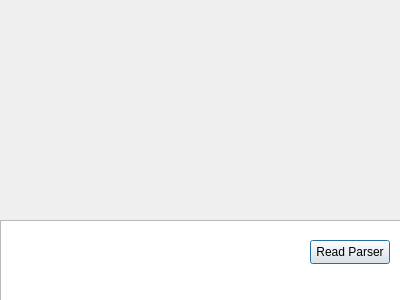
First picture: the form in 2DGraphicsModeler/modelerapp.ui, repository hoonman/qties, before the edit.
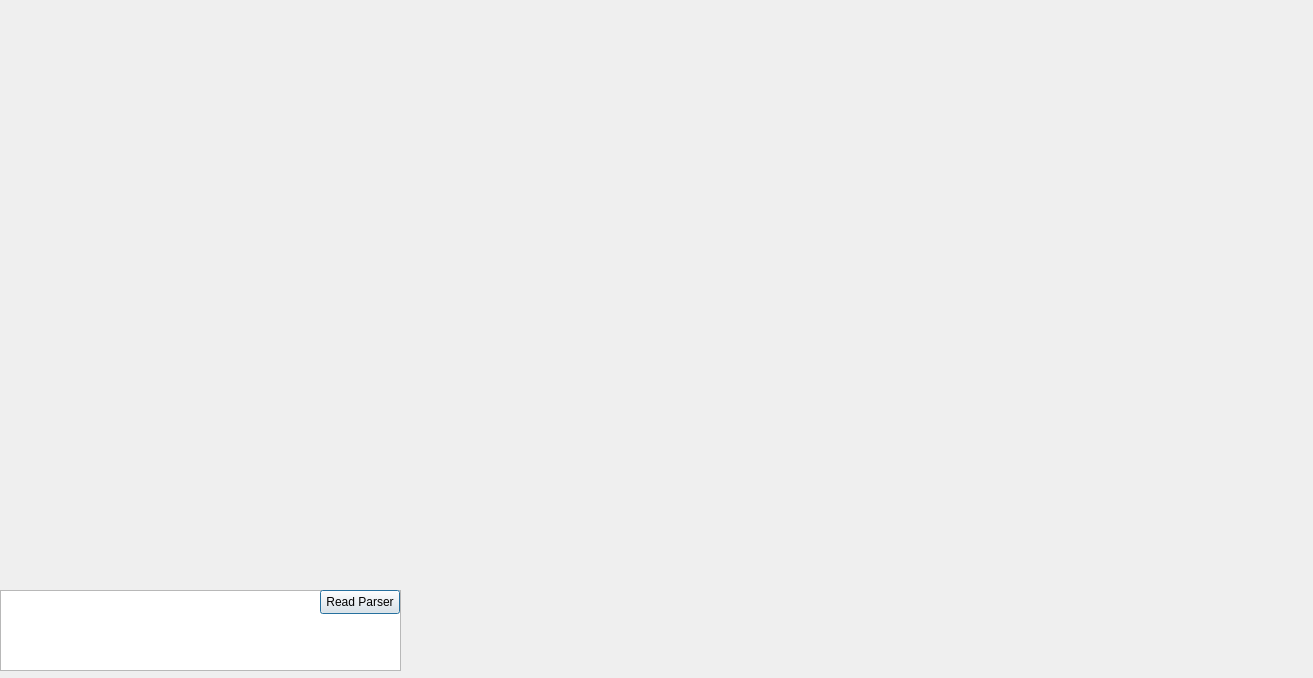
Second picture: the form after the edit.

```diff
--- a/2DGraphicsModeler/modelerapp.ui
+++ b/2DGraphicsModeler/modelerapp.ui
@@ -6,8 +6,8 @@
    <rect>
     <x>0</x>
     <y>0</y>
-    <width>400</width>
-    <height>300</height>
+    <width>1313</width>
+    <height>678</height>
    </rect>
   </property>
   <property name="windowTitle">
@@ -17,7 +17,7 @@
    <property name="geometry">
     <rect>
      <x>0</x>
-     <y>220</y>
+     <y>590</y>
      <width>401</width>
      <height>81</height>
     </rect>
@@ -26,8 +26,8 @@
   <widget class="QPushButton" name="pushButton_readParser">
    <property name="geometry">
     <rect>
-     <x>310</x>
-     <y>240</y>
+     <x>320</x>
+     <y>590</y>
      <width>80</width>
      <height>24</height>
     </rect>
```
